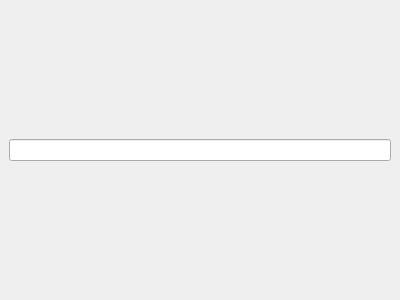
The window that views/main_window.ui (Pelfox/tp-calculator) describes before a commit, drawn with Qt 5.
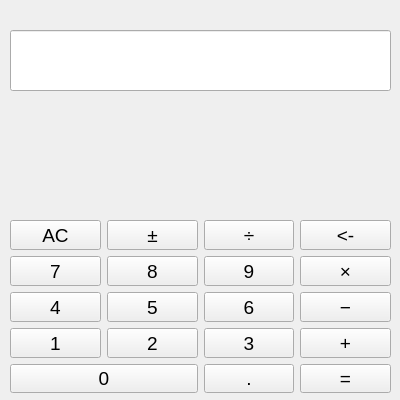
The same window after the commit.

Commit message: feat(functionality): implement digit handler, AC, backspace and sign buttons

```diff
--- a/views/main_window.ui
+++ b/views/main_window.ui
@@ -1,26 +1,310 @@
 <?xml version="1.0" encoding="UTF-8"?>
 <ui version="4.0">
-    <class>MainWindow</class>
-    <widget class="QMainWindow" name="MainWindow">
-        <property name="geometry">
-            <rect>
-                <x>0</x>
-                <y>0</y>
-                <width>400</width>
-                <height>300</height>
-            </rect>
-        </property>
-        <property name="windowTitle">
-            <string>Calculator</string>
-        </property>
-        <widget class="QWidget" name="centralwidget">
-            <layout class="QVBoxLayout" name="verticalLayout">
-                <item>
-                    <widget class="QLineEdit" name="display"/>
-                </item>
-            </layout>
-        </widget>
-    </widget>
-    <resources/>
-    <connections/>
+ <class>MainWindow</class>
+ <widget class="QMainWindow" name="MainWindow">
+  <property name="geometry">
+   <rect>
+    <x>0</x>
+    <y>0</y>
+    <width>400</width>
+    <height>400</height>
+   </rect>
+  </property>
+  <property name="windowTitle">
+   <string>Calculator</string>
+  </property>
+  <widget class="QWidget" name="centralwidget">
+   <widget class="QWidget" name="gridLayoutWidget">
+    <property name="geometry">
+     <rect>
+      <x>10</x>
+      <y>220</y>
+      <width>381</width>
+      <height>173</height>
+     </rect>
+    </property>
+    <layout class="QGridLayout" name="gridLayout">
+     <item row="0" column="0">
+      <widget class="QPushButton" name="btnAC">
+       <property name="font">
+        <font>
+         <pointsize>14</pointsize>
+        </font>
+       </property>
+       <property name="text">
+        <string>AC</string>
+       </property>
+      </widget>
+     </item>
+     <item row="0" column="1">
+      <widget class="QPushButton" name="btnSign">
+       <property name="font">
+        <font>
+         <pointsize>14</pointsize>
+        </font>
+       </property>
+       <property name="text">
+        <string>±</string>
+       </property>
+      </widget>
+     </item>
+     <item row="1" column="0">
+      <widget class="QPushButton" name="btn7">
+       <property name="font">
+        <font>
+         <pointsize>14</pointsize>
+        </font>
+       </property>
+       <property name="text">
+        <string>7</string>
+       </property>
+       <property name="digit" stdset="0">
+        <number>7</number>
+       </property>
+      </widget>
+     </item>
+     <item row="1" column="1">
+      <widget class="QPushButton" name="btn8">
+       <property name="font">
+        <font>
+         <pointsize>14</pointsize>
+        </font>
+       </property>
+       <property name="text">
+        <string>8</string>
+       </property>
+       <property name="digit" stdset="0">
+        <number>8</number>
+       </property>
+      </widget>
+     </item>
+     <item row="1" column="2">
+      <widget class="QPushButton" name="btn9">
+       <property name="font">
+        <font>
+         <pointsize>14</pointsize>
+        </font>
+       </property>
+       <property name="text">
+        <string>9</string>
+       </property>
+       <property name="digit" stdset="0">
+        <number>9</number>
+       </property>
+      </widget>
+     </item>
+     <item row="1" column="3">
+      <widget class="QPushButton" name="btnMultiply">
+       <property name="font">
+        <font>
+         <pointsize>14</pointsize>
+        </font>
+       </property>
+       <property name="text">
+        <string>×</string>
+       </property>
+      </widget>
+     </item>
+     <item row="2" column="0">
+      <widget class="QPushButton" name="btn4">
+       <property name="font">
+        <font>
+         <pointsize>14</pointsize>
+        </font>
+       </property>
+       <property name="text">
+        <string>4</string>
+       </property>
+       <property name="digit" stdset="0">
+        <number>4</number>
+       </property>
+      </widget>
+     </item>
+     <item row="2" column="1">
+      <widget class="QPushButton" name="btn5">
+       <property name="font">
+        <font>
+         <pointsize>14</pointsize>
+        </font>
+       </property>
+       <property name="text">
+        <string>5</string>
+       </property>
+       <property name="digit" stdset="0">
+        <number>5</number>
+       </property>
+      </widget>
+     </item>
+     <item row="2" column="2">
+      <widget class="QPushButton" name="btn6">
+       <property name="font">
+        <font>
+         <pointsize>14</pointsize>
+        </font>
+       </property>
+       <property name="text">
+        <string>6</string>
+       </property>
+       <property name="digit" stdset="0">
+        <number>6</number>
+       </property>
+      </widget>
+     </item>
+     <item row="2" column="3">
+      <widget class="QPushButton" name="btnMinus">
+       <property name="font">
+        <font>
+         <pointsize>14</pointsize>
+        </font>
+       </property>
+       <property name="text">
+        <string>−</string>
+       </property>
+      </widget>
+     </item>
+     <item row="3" column="0">
+      <widget class="QPushButton" name="btn1">
+       <property name="font">
+        <font>
+         <pointsize>14</pointsize>
+        </font>
+       </property>
+       <property name="text">
+        <string>1</string>
+       </property>
+       <property name="digit" stdset="0">
+        <number>1</number>
+       </property>
+      </widget>
+     </item>
+     <item row="3" column="1">
+      <widget class="QPushButton" name="btn2">
+       <property name="font">
+        <font>
+         <pointsize>14</pointsize>
+        </font>
+       </property>
+       <property name="text">
+        <string>2</string>
+       </property>
+       <property name="digit" stdset="0">
+        <number>2</number>
+       </property>
+      </widget>
+     </item>
+     <item row="3" column="2">
+      <widget class="QPushButton" name="btn3">
+       <property name="font">
+        <font>
+         <pointsize>14</pointsize>
+        </font>
+       </property>
+       <property name="text">
+        <string>3</string>
+       </property>
+       <property name="digit" stdset="0">
+        <number>3</number>
+       </property>
+      </widget>
+     </item>
+     <item row="3" column="3">
+      <widget class="QPushButton" name="btnPlus">
+       <property name="font">
+        <font>
+         <pointsize>14</pointsize>
+        </font>
+       </property>
+       <property name="text">
+        <string>+</string>
+       </property>
+      </widget>
+     </item>
+     <item row="4" column="0" colspan="2">
+      <widget class="QPushButton" name="btn0">
+       <property name="font">
+        <font>
+         <pointsize>14</pointsize>
+        </font>
+       </property>
+       <property name="text">
+        <string>0</string>
+       </property>
+       <property name="digit" stdset="0">
+        <number>0</number>
+       </property>
+      </widget>
+     </item>
+     <item row="4" column="2">
+      <widget class="QPushButton" name="btnDot">
+       <property name="font">
+        <font>
+         <pointsize>14</pointsize>
+        </font>
+       </property>
+       <property name="text">
+        <string>.</string>
+       </property>
+      </widget>
+     </item>
+     <item row="4" column="3">
+      <widget class="QPushButton" name="btnEqual">
+       <property name="font">
+        <font>
+         <pointsize>14</pointsize>
+        </font>
+       </property>
+       <property name="text">
+        <string>=</string>
+       </property>
+      </widget>
+     </item>
+     <item row="0" column="2">
+      <widget class="QPushButton" name="btnDivide">
+       <property name="font">
+        <font>
+         <pointsize>14</pointsize>
+        </font>
+       </property>
+       <property name="text">
+        <string>÷</string>
+       </property>
+      </widget>
+     </item>
+     <item row="0" column="3">
+      <widget class="QPushButton" name="btnBackspace">
+       <property name="font">
+        <font>
+         <pointsize>14</pointsize>
+        </font>
+       </property>
+       <property name="text">
+        <string>&lt;-</string>
+       </property>
+      </widget>
+     </item>
+    </layout>
+   </widget>
+   <widget class="QLineEdit" name="expression_text">
+    <property name="geometry">
+     <rect>
+      <x>10</x>
+      <y>30</y>
+      <width>381</width>
+      <height>61</height>
+     </rect>
+    </property>
+    <property name="font">
+     <font>
+      <pointsize>18</pointsize>
+      <bold>true</bold>
+     </font>
+    </property>
+    <property name="readOnly">
+     <bool>true</bool>
+    </property>
+   </widget>
+  </widget>
+ </widget>
+ <resources/>
+ <connections/>
 </ui>
```
The commit also changes 5 other files.
